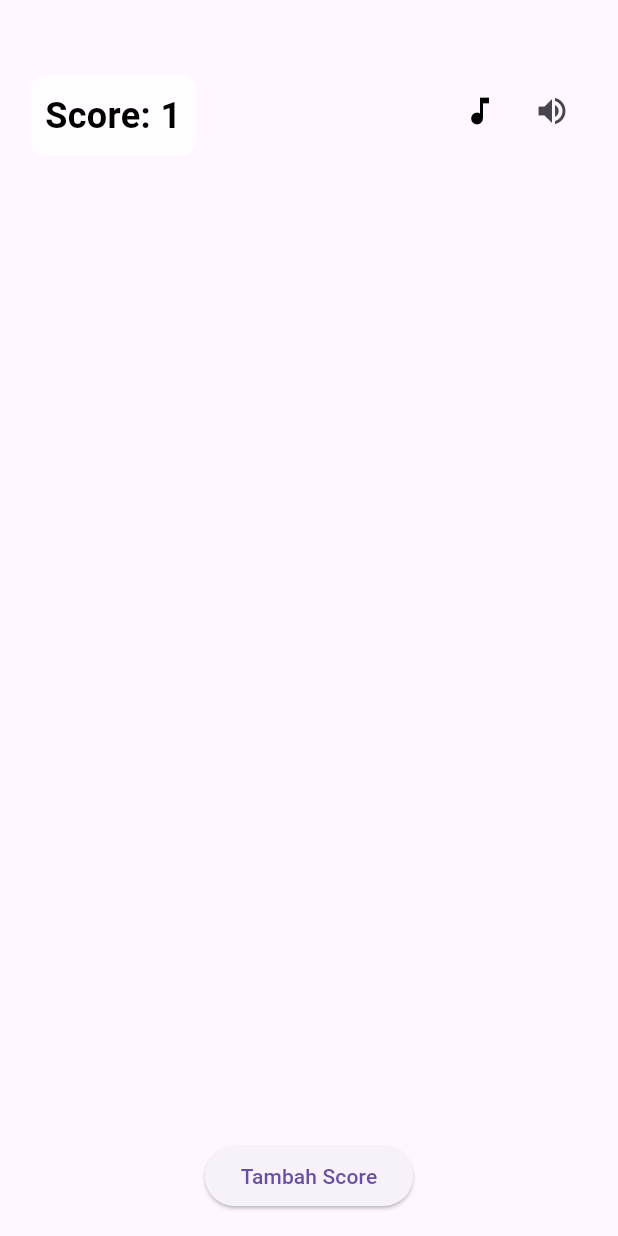
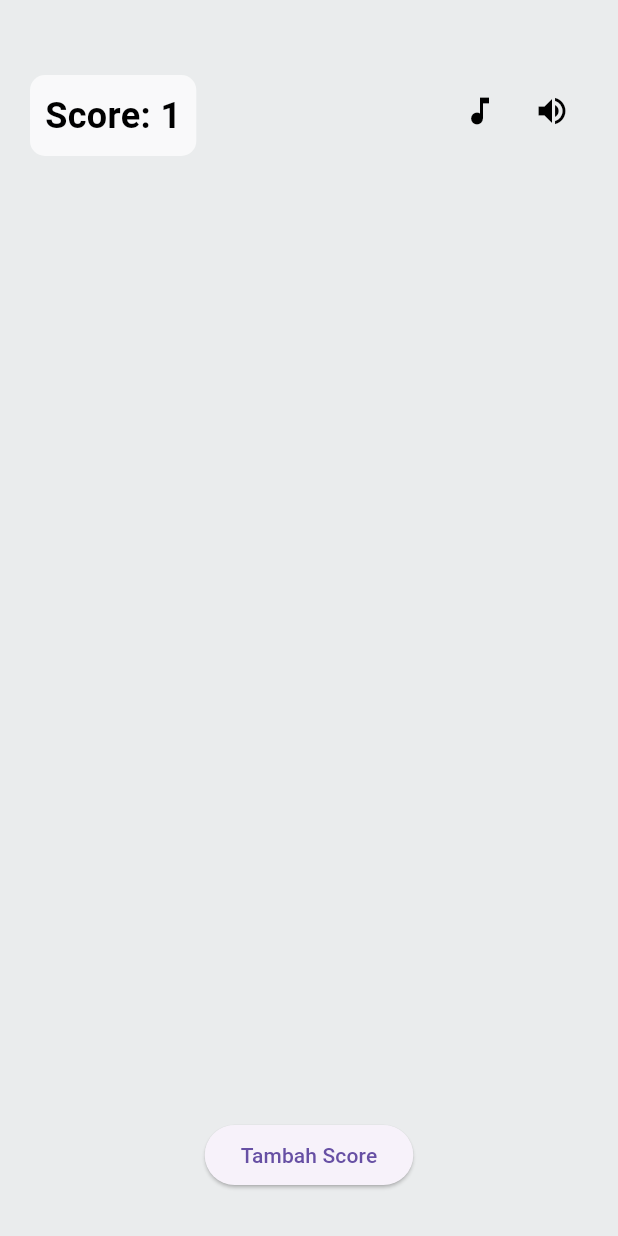
Before and after one commit to abday-wong/game_flutter, a Flutter app: the screen it shows after launch, on a phone screen of 412 x 824 dp. Run offline on Flutter 3.47's test engine with Material 3 defaults, Android fonts, the light colour scheme and no system bars.

Commit message:
menghapus wrapper column dan expanded

```diff
--- a/lib/game/gamescreen.dart
+++ b/lib/game/gamescreen.dart
@@ -18,11 +18,14 @@ class _GamescreenState extends State<GameScreen> {
   @override
 Widget build(BuildContext context) {
   return Scaffold(
-      body: Column(
+    body: Stack(
       children: [
-          Expanded(
-            child: Stack(
-              children: [
+
+        const Positioned.fill(
+          child: ColoredBox(color: Color.fromARGB(255, 234, 236, 237)),
+        ),
+
+
         Positioned(
           top: 50,
           left: 20,
@@ -34,7 +37,7 @@ class _GamescreenState extends State<GameScreen> {
             ),
             child: ValueListenableBuilder<int>(
               valueListenable: Counter,
-                      builder: (context, score, child) {
+              builder: (context, score, _) {
                 return Text(
                   'Score: $score',
                   style: const TextStyle(
@@ -48,6 +51,7 @@ class _GamescreenState extends State<GameScreen> {
           ),
         ),
 
+
         Positioned(
           top: 50,
           right: 20,
@@ -55,24 +59,22 @@ class _GamescreenState extends State<GameScreen> {
             children: [
               IconButton(
                 icon: const Icon(Icons.music_note, color: Colors.black),
-                        onPressed: () {
-                          // Handle volume up action
-                        },
+                onPressed: () {},
               ),
               IconButton(
-                        icon: const Icon(Icons.volume_up),
-                        onPressed: () {
-                          // Handle volume off action
-                        },
+                icon: const Icon(Icons.volume_up, color: Colors.black),
+                onPressed: () {},
               ),
             ],
           ),
         ),
-              ],
-            ),
-          ),
-          Padding(
-    padding: const EdgeInsets.all(16),
+
+
+        Positioned(
+          bottom: 30,
+          left: 0,
+          right: 0,
+          child: Center(
             child: ElevatedButton(
               onPressed: () {
                 Counter.value++;
@@ -80,7 +82,7 @@ class _GamescreenState extends State<GameScreen> {
               child: const Text("Tambah Score"),
             ),
           ),
- // posisi paling bawah pada widget array column
+        ),
       ],
     ),
   );
```
Lines whose indentation alone changed are shown as unchanged.
